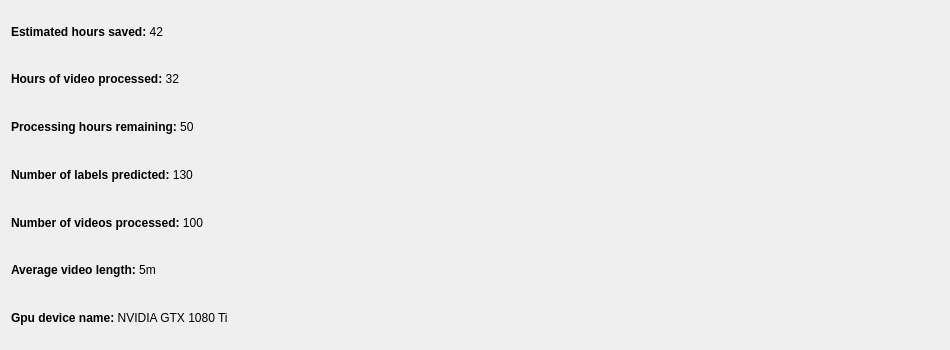
Before: the Qt Designer form statsdialog.ui in byq-luo/bosch, drawn with Qt 5.
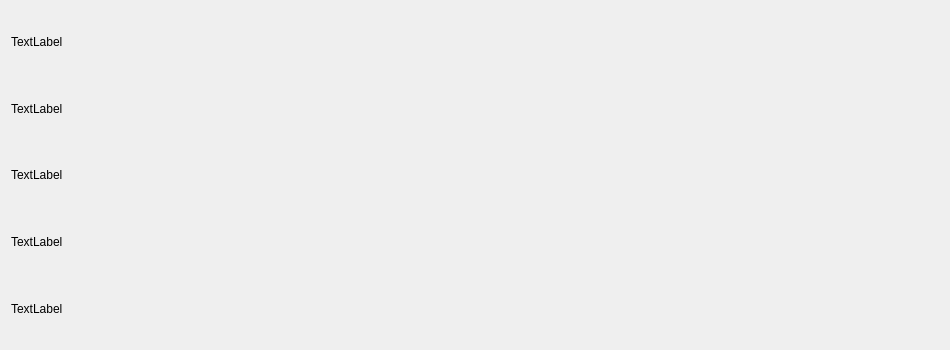
After: the same form once the commit is applied.

Commit message: Update stats dialog.

The edit to the form file:
```diff
--- a/statsdialog.ui
+++ b/statsdialog.ui
@@ -19,49 +19,35 @@
      <item>
       <widget class="QLabel" name="label_8">
        <property name="text">
-        <string>&lt;html&gt;&lt;head/&gt;&lt;body&gt;&lt;p&gt;&lt;span style=&quot; font-weight:600;&quot;&gt;Estimated hours saved: &lt;/span&gt;42&lt;/p&gt;&lt;/body&gt;&lt;/html&gt;</string>
-       </property>
-      </widget>
-     </item>
-     <item>
-      <widget class="QLabel" name="label_3">
-       <property name="text">
-        <string>&lt;html&gt;&lt;head/&gt;&lt;body&gt;&lt;p&gt;&lt;span style=&quot; font-weight:600;&quot;&gt;Hours of video processed: &lt;/span&gt;32&lt;/p&gt;&lt;/body&gt;&lt;/html&gt;</string>
-       </property>
-      </widget>
-     </item>
-     <item>
-      <widget class="QLabel" name="label_6">
-       <property name="text">
-        <string>&lt;html&gt;&lt;head/&gt;&lt;body&gt;&lt;p&gt;&lt;span style=&quot; font-weight:600;&quot;&gt;Processing hours remaining: &lt;/span&gt;50&lt;/p&gt;&lt;/body&gt;&lt;/html&gt;</string>
-       </property>
-      </widget>
-     </item>
-     <item>
-      <widget class="QLabel" name="label_5">
-       <property name="text">
-        <string>&lt;html&gt;&lt;head/&gt;&lt;body&gt;&lt;p&gt;&lt;span style=&quot; font-weight:600;&quot;&gt;Number of labels predicted: &lt;/span&gt;130&lt;/p&gt;&lt;/body&gt;&lt;/html&gt;</string>
+        <string>TextLabel</string>
        </property>
       </widget>
      </item>
      <item>
       <widget class="QLabel" name="label_2">
        <property name="text">
-        <string>&lt;html&gt;&lt;head/&gt;&lt;body&gt;&lt;p&gt;&lt;span style=&quot; font-weight:600;&quot;&gt;Number of videos processed: &lt;/span&gt;100&lt;/p&gt;&lt;/body&gt;&lt;/html&gt;</string>
+        <string>TextLabel</string>
        </property>
       </widget>
      </item>
      <item>
-      <widget class="QLabel" name="label_7">
+      <widget class="QLabel" name="label_3">
        <property name="text">
-        <string>&lt;html&gt;&lt;head/&gt;&lt;body&gt;&lt;p&gt;&lt;span style=&quot; font-weight:600;&quot;&gt;Average video length: &lt;/span&gt;5m&lt;/p&gt;&lt;/body&gt;&lt;/html&gt;</string>
+        <string>TextLabel</string>
        </property>
       </widget>
      </item>
      <item>
       <widget class="QLabel" name="label_4">
        <property name="text">
-        <string>&lt;html&gt;&lt;head/&gt;&lt;body&gt;&lt;p&gt;&lt;span style=&quot; font-weight:600;&quot;&gt;Gpu device name: &lt;/span&gt;NVIDIA GTX 1080 Ti&lt;/p&gt;&lt;/body&gt;&lt;/html&gt;</string>
+        <string>TextLabel</string>
+       </property>
+      </widget>
+     </item>
+     <item>
+      <widget class="QLabel" name="label_5">
+       <property name="text">
+        <string>TextLabel</string>
        </property>
       </widget>
      </item>
```
Left out of the diff: 4 changed lines with no effect on the pictures. The commit also changes 4 other files.
